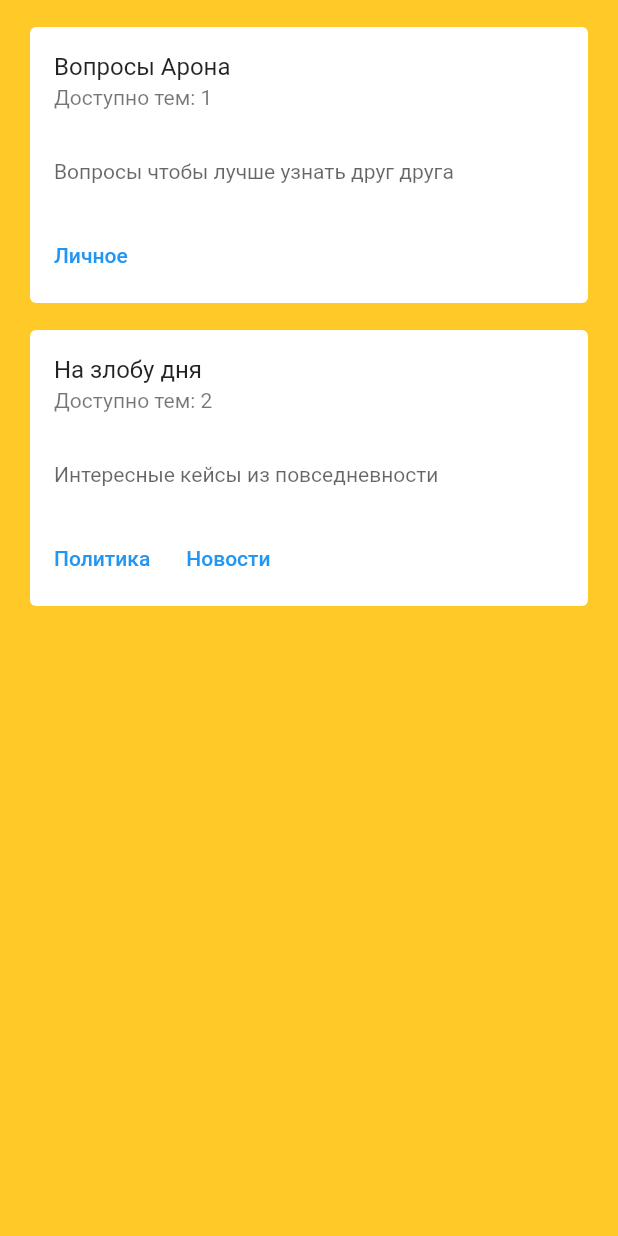
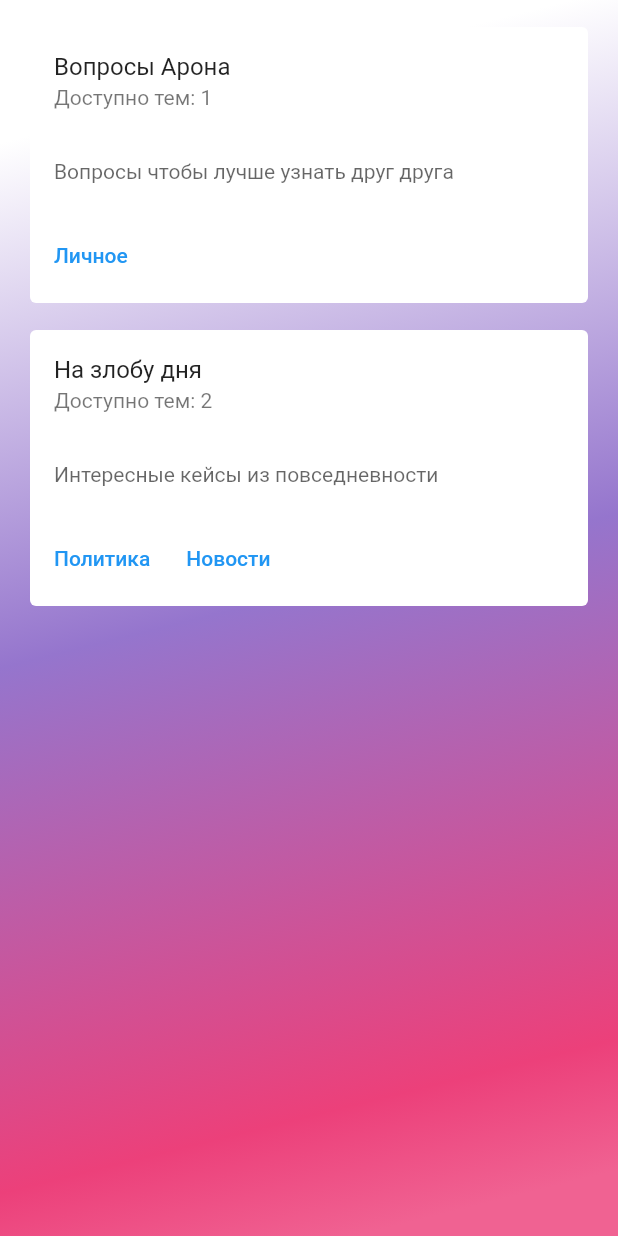
Before and after one commit to DanielTitkov/date_topics, a Flutter app: the screen it shows after launch, on a phone screen of 412 x 824 dp. Run offline on Flutter 3.47's test engine with Material 2 defaults, Android fonts, the phone set to English and light mode, and no system bars.

Commit message:
improved styling

```diff
--- /dev/null
+++ b/lib/data/topics.dart
@@ -0,0 +1,27 @@
+import 'package:date_topics/domain/domain.dart';
+
+final List<TopicGroup> topicGroupsData = [
+  TopicGroup(
+    title: "Вопросы Арона",
+    description: "Вопросы чтобы лучше узнать друг друга",
+    topics: [
+      Topic(title: "Классическая процедура Арона", description: "36 вопросов"),
+    ],
+    tags: [
+      Tag(title: "Личное"),
+    ],
+  ),
+  TopicGroup(
+    title: "На злобу дня",
+    description: "Интересные кейсы из повседневности",
+    topics: [
+      Topic(
+          title: "Геи в Берлине", description: "Курьёзный случай со свадьбой"),
+      Topic(title: "Проблема Вкусвилла", description: "Противоречивая реклама"),
+    ],
+    tags: [
+      Tag(title: "Политика"),
+      Tag(title: "Новости"),
+    ],
+  ),
+];
--- a/lib/screens/home/home.dart
+++ b/lib/screens/home/home.dart
@@ -1,13 +1,15 @@
 import 'package:date_topics/screens/home/widgets/topic_group_list.dart';
+import 'package:date_topics/shared/background.dart';
 import 'package:flutter/material.dart';
 
 class HomeScreen extends StatelessWidget {
   @override
   Widget build(BuildContext context) {
     return Scaffold(
-      backgroundColor: Colors.amber[400],
+      backgroundColor: Colors.pink[300],
       body: SafeArea(
         child: Container(
+          decoration: gradientDecoration,
           child: TopicGroupList(),
         ),
       ),
--- a/lib/screens/home/widgets/topic_group_list.dart
+++ b/lib/screens/home/widgets/topic_group_list.dart
@@ -1,3 +1,4 @@
+import 'package:date_topics/data/topics.dart';
 import 'package:date_topics/domain/domain.dart';
 import 'package:date_topics/screens/home/widgets/topic_group_card.dart';
 import 'package:flutter/material.dart';
@@ -10,36 +11,7 @@ class TopicGroupList extends StatefulWidget {
 class _TopicGroupListState extends State<TopicGroupList> {
   @override
   Widget build(BuildContext context) {
-    final List<TopicGroup> topicGroups = [
-      TopicGroup(
-        title: "Вопросы Арона",
-        description: "Вопросы чтобы лучше узнать друг друга",
-        topics: [
-          Topic(
-              title: "Классическая процедура Арона",
-              description: "36 вопросов"),
-        ],
-        tags: [
-          Tag(title: "Личное"),
-        ],
-      ),
-      TopicGroup(
-        title: "На злобу дня",
-        description: "Интересные кейсы из повседневности",
-        topics: [
-          Topic(
-              title: "Геи в Берлина",
-              description: "Курьёзный случай со свадьбой"),
-          Topic(
-              title: "Проблема Вкусвилла",
-              description: "Противоречивая реклама"),
-        ],
-        tags: [
-          Tag(title: "Политика"),
-          Tag(title: "Новости"),
-        ],
-      ),
-    ];
+    final List<TopicGroup> topicGroups = topicGroupsData;
     return ListView.builder(
       itemCount: topicGroups.length,
       itemBuilder: (context, i) {
--- a/lib/screens/topic/topic.dart
+++ b/lib/screens/topic/topic.dart
@@ -1,5 +1,6 @@
 import 'package:date_topics/domain/domain.dart';
 import 'package:date_topics/screens/topic/widgets/topic_list.dart';
+import 'package:date_topics/shared/background.dart';
 import 'package:flutter/material.dart';
 
 class TopicScreen extends StatelessWidget {
@@ -10,15 +11,16 @@ class TopicScreen extends StatelessWidget {
   @override
   Widget build(BuildContext context) {
     return Scaffold(
-      backgroundColor: Colors.cyan[200],
+      backgroundColor: Colors.pink[100],
       appBar: AppBar(
-        backgroundColor: Colors.cyan,
+        backgroundColor: Colors.pink[300],
         title: Text("${topicGroup.title}"),
         centerTitle: true,
         elevation: 0,
       ),
       body: SafeArea(
         child: Container(
+          decoration: gradientDecoration,
           child: TopicList(
             topicGroup: topicGroup,
           ),
--- /dev/null
+++ b/lib/shared/background.dart
@@ -0,0 +1,15 @@
+import 'package:flutter/material.dart';
+
+final gradientDecoration = BoxDecoration(
+  gradient: LinearGradient(
+    begin: Alignment.topCenter,
+    end: Alignment.bottomRight,
+    stops: [0.05, 0.45, 0.85, 0.95],
+    colors: [
+      Colors.white,
+      Colors.deepPurple[300],
+      Colors.pink[400],
+      Colors.pink[300],
+    ],
+  ),
+);
```
